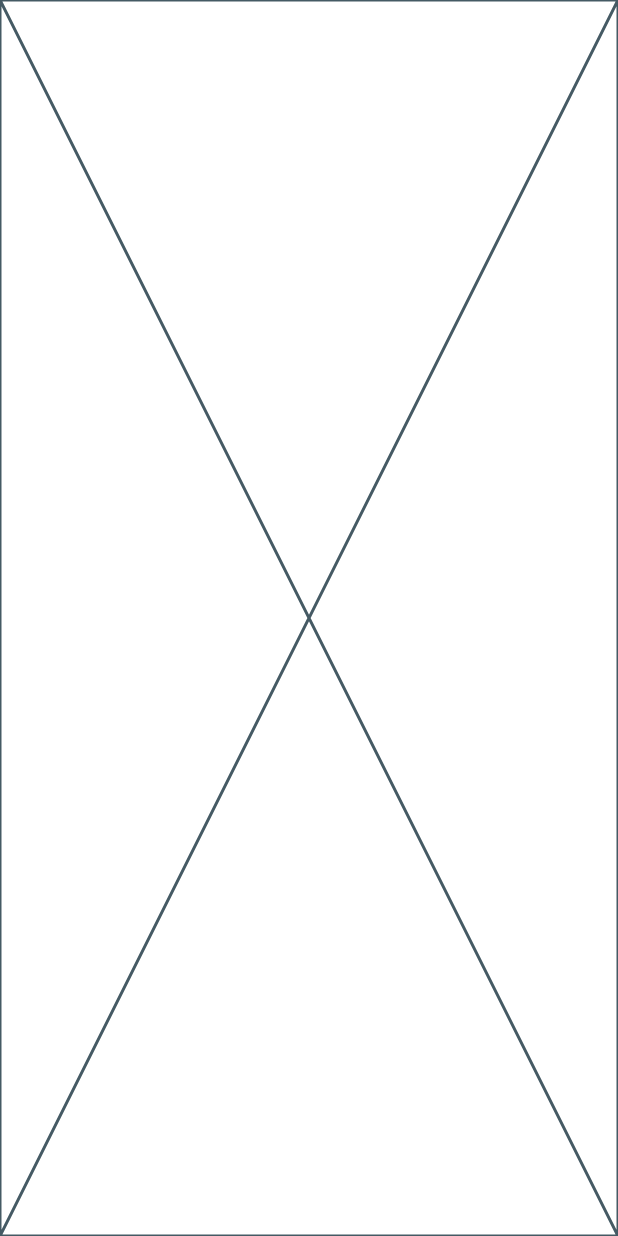
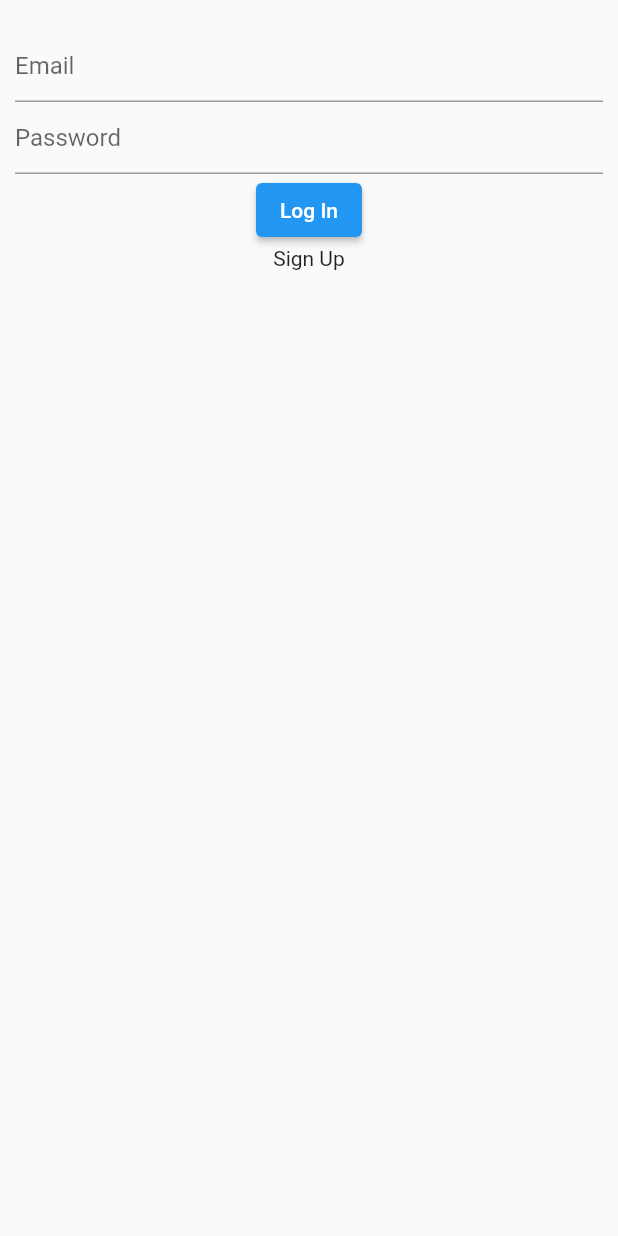
Before and after one commit to RavanaDevs/Expense-Tracker, a Flutter app: the screen it shows after launch, on a phone screen of 412 x 824 dp. Run offline on Flutter 3.47's test engine with Material 2 defaults, Android fonts, the phone set to English and light mode, and no system bars; our stand-ins replace firebase_auth, firebase_core; accounts and stored records are empty.

Commit message:
Basic Authentication System
Email-password login and signup

```diff
--- a/lib/main.dart
+++ b/lib/main.dart
@@ -1,4 +1,9 @@
 import 'package:expense_tracker/firebase_options.dart';
+import 'package:expense_tracker/pages/home_page.dart';
+import 'package:expense_tracker/pages/login_page.dart';
+import 'package:expense_tracker/pages/signup_page.dart';
+import 'package:expense_tracker/utils/auth_helper.dart';
+import 'package:firebase_auth/firebase_auth.dart';
 import 'package:firebase_core/firebase_core.dart';
 import 'package:flutter/material.dart';
 
@@ -15,7 +20,7 @@ class MyApp extends StatelessWidget {
   @override
   Widget build(BuildContext context) {
     return MaterialApp(
-      title: 'Flutter Demo',
+      title: 'Expense Tracker',
       theme: ThemeData(
         primarySwatch: Colors.blue,
       ),
@@ -32,8 +37,28 @@ class MainPage extends StatefulWidget {
 }
 
 class _MainPageState extends State<MainPage> {
+
+  bool showLoginPage = true;
+
+  swithcPages(){
+    setState(() {
+      showLoginPage = !showLoginPage;
+    });
+  }
+
   @override
   Widget build(BuildContext context) {
-    return SafeArea(child: const Placeholder());
+    return SafeArea(
+      child: StreamBuilder(
+        stream: FirebaseAuth.instance.authStateChanges(),
+        builder: (context, snapshot) {
+          if(snapshot.hasData){
+            return const HomePage();
+          }else{
+            return showLoginPage ?  LoginPage(switchPage: swithcPages,) :  SignUpPage(switchPage: swithcPages,);
+          }
+        },
+      )
+    );
   }
 }
--- /dev/null
+++ b/lib/pages/login_page.dart
@@ -0,0 +1,54 @@
+import 'package:expense_tracker/utils/auth_helper.dart';
+import 'package:flutter/material.dart';
+
+class LoginPage extends StatefulWidget {
+  final Function? switchPage;
+  const LoginPage({super.key, this.switchPage});
+
+  @override
+  State<LoginPage> createState() => _LoginPageState();
+}
+
+class _LoginPageState extends State<LoginPage> {
+
+  TextEditingController emailController = TextEditingController();
+  TextEditingController passwordController = TextEditingController();
+
+
+  logIn(){
+    final email = emailController.text;
+    final password = passwordController.text;
+    AuthHelper().signIn(email, password);
+
+  }
+
+  @override
+  Widget build(BuildContext context) {
+    return Scaffold(
+      body: Padding(
+        padding: const EdgeInsets.symmetric(horizontal: 10.0, vertical: 20.0),
+        child: Column(
+          children: [
+            TextField(
+              controller: emailController,
+              decoration: const InputDecoration(
+                hintText: 'Email'
+              ),
+              ),
+            TextField(
+              controller: passwordController,
+              decoration: const InputDecoration(
+                hintText: 'Password'
+              ),
+              ),
+            ElevatedButton(onPressed: ()=> logIn(), child: Text('Log In')),
+            GestureDetector(
+              onTap: () => widget.switchPage!(),
+              child: Text('Sign Up'),
+            )
+          ],
+        ),
+        ),
+    );
+  }
+}
--- /dev/null
+++ b/lib/utils/auth_helper.dart
@@ -0,0 +1,50 @@
+import 'package:firebase_auth/firebase_auth.dart';
+
+class AuthHelper{
+
+  final _auth = FirebaseAuth.instance;
+  get user => _auth.currentUser;
+
+  Future<bool> signIn(String email, String password) async{
+    try {
+      await _auth.signInWithEmailAndPassword(
+        email: email,
+        password: password
+      );
+      return true;
+    } on FirebaseAuthException catch (e) {
+      return false;
+    }
+  }
+
+  Future<bool> signUp(String email, String password) async{
+    try {
+      await FirebaseAuth.instance.createUserWithEmailAndPassword(
+        email: email,
+        password: password,
+      );
+
+      return true;
+
+    } on FirebaseAuthException catch (e) {
+        if (e.code == 'weak-password') {
+          print('The password provided is too weak.');
+        } else if (e.code == 'email-already-in-use') {
+          print('The account already exists for that email.');
+        }
+        return false;
+
+      } catch (e) {
+        print(e);
+
+        return false;
+    }
+  }
+
+
+
+  Future<void> signOut() async{
+    await _auth.signOut();
+  }
+
+}
--- /dev/null
+++ b/lib/utils/utils.dart
@@ -0,0 +1,6 @@
+import 'package:flutter/material.dart';
+
+extension SpaceXY on double {
+  SizedBox get spaceX => SizedBox(width: this);
+  SizedBox get spaceY => SizedBox(height: this);
+}
```
Also changed, not shown: lib/pages/home_page.dart (added, +25 -0 lines), lib/pages/signup_page.dart (added, +54 -0 lines), 1 other file.
